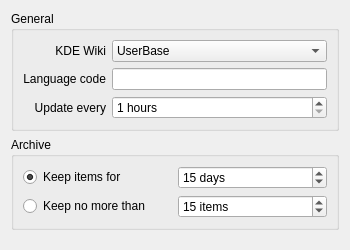
Old version of the form contents/ui/config.ui in the repository Caig/kde-plasmoid-wikisentinel.
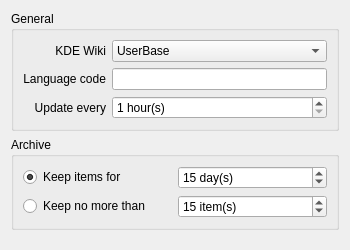
New version of the form.

Commit message: translatable settings ui

Patch:
```diff
--- a/contents/ui/config.ui
+++ b/contents/ui/config.ui
@@ -71,7 +71,7 @@
       <item row="2" column="1">
        <widget class="QSpinBox" name="kcfg_updateInterval">
         <property name="suffix">
-         <string> hours</string>
+         <string> hour(s)</string>
         </property>
         <property name="minimum">
          <number>1</number>
@@ -103,7 +103,7 @@
       <item row="0" column="1">
        <widget class="QSpinBox" name="kcfg_keepForDaysNumber">
         <property name="suffix">
-         <string> days</string>
+         <string> day(s)</string>
         </property>
         <property name="minimum">
          <number>7</number>
@@ -126,7 +126,7 @@
       <item row="1" column="1">
        <widget class="QSpinBox" name="kcfg_keepMaxItemsNumber">
         <property name="suffix">
-         <string> items</string>
+         <string> item(s)</string>
         </property>
         <property name="minimum">
          <number>5</number>
```
The commit also changes 5 other files.
